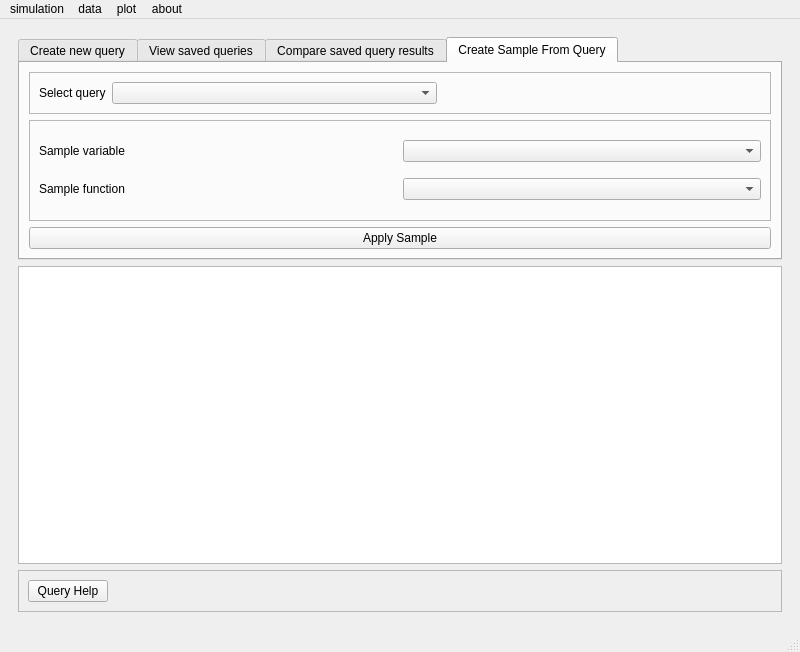
Qt form ui/psychsim-gui-main.ui (usc-psychsim/psychsim-eval-gui) before a commit.
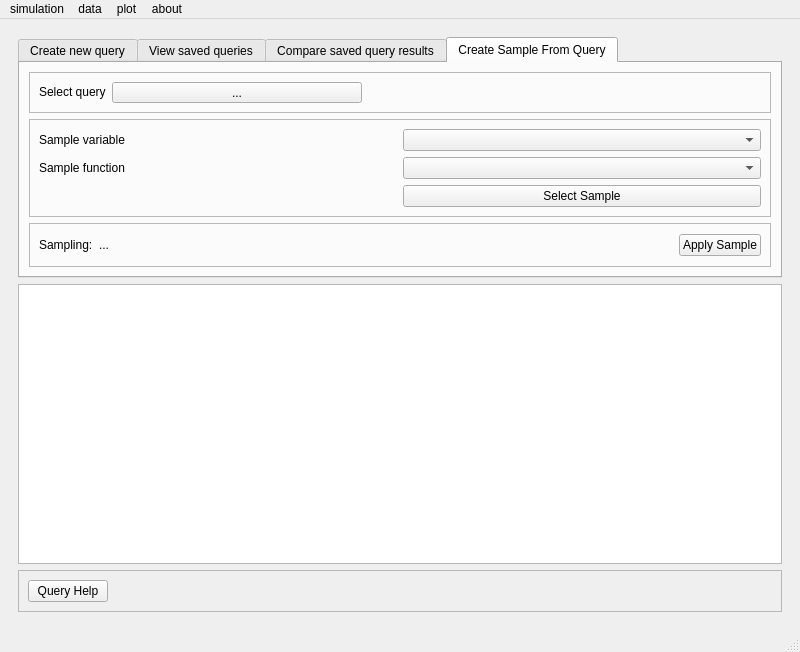
The same form after that commit. The open tabs and pages were chosen to show the change.

Commit message: Implement sampling for queries

What changed in the file:
```diff
--- a/ui/psychsim-gui-main.ui
+++ b/ui/psychsim-gui-main.ui
@@ -257,7 +257,7 @@
            </sizepolicy>
           </property>
           <property name="currentIndex">
-           <number>3</number>
+           <number>0</number>
           </property>
           <widget class="QWidget" name="create_tab">
            <attribute name="title">
@@ -416,7 +416,7 @@
                   <item>
                    <widget class="QToolButton" name="function_button">
                     <property name="sizePolicy">
-                     <sizepolicy hsizetype="Preferred" vsizetype="Preferred">
+                     <sizepolicy hsizetype="Preferred" vsizetype="Fixed">
                       <horstretch>0</horstretch>
                       <verstretch>0</verstretch>
                      </sizepolicy>
@@ -935,13 +935,28 @@
                 </widget>
                </item>
                <item>
-                <widget class="QComboBox" name="sample_query_combo">
+                <widget class="QToolButton" name="sample_query_list">
                  <property name="sizePolicy">
-                  <sizepolicy hsizetype="MinimumExpanding" vsizetype="Fixed">
+                  <sizepolicy hsizetype="Fixed" vsizetype="Fixed">
                    <horstretch>0</horstretch>
                    <verstretch>0</verstretch>
                   </sizepolicy>
                  </property>
+                 <property name="minimumSize">
+                  <size>
+                   <width>250</width>
+                   <height>0</height>
+                  </size>
+                 </property>
+                 <property name="maximumSize">
+                  <size>
+                   <width>500</width>
+                   <height>16777215</height>
+                  </size>
+                 </property>
+                 <property name="text">
+                  <string>...</string>
+                 </property>
                 </widget>
                </item>
                <item>
@@ -969,6 +984,9 @@
                <enum>QFrame::Raised</enum>
               </property>
               <layout class="QGridLayout" name="gridLayout">
+               <item row="1" column="1">
+                <widget class="QComboBox" name="sample_function_combo"/>
+               </item>
                <item row="0" column="1">
                 <widget class="QComboBox" name="sample_variable_combo"/>
                </item>
@@ -986,17 +1004,65 @@
                  </property>
                 </widget>
                </item>
-               <item row="1" column="1">
-                <widget class="QComboBox" name="sample_function_combo"/>
+               <item row="2" column="1">
+                <widget class="QPushButton" name="select_query_sample_button">
+                 <property name="text">
+                  <string>Select Sample</string>
+                 </property>
+                </widget>
                </item>
               </layout>
              </widget>
             </item>
             <item>
-             <widget class="QPushButton" name="apply_query_sample_button">
-              <property name="text">
-               <string>Apply Sample</string>
+             <widget class="QFrame" name="frame_23">
+              <property name="frameShape">
+               <enum>QFrame::StyledPanel</enum>
               </property>
+              <property name="frameShadow">
+               <enum>QFrame::Raised</enum>
+              </property>
+              <layout class="QHBoxLayout" name="horizontalLayout_19">
+               <item>
+                <widget class="QLabel" name="label_21">
+                 <property name="sizePolicy">
+                  <sizepolicy hsizetype="Minimum" vsizetype="Ignored">
+                   <horstretch>0</horstretch>
+                   <verstretch>0</verstretch>
+                  </sizepolicy>
+                 </property>
+                 <property name="text">
+                  <string>Sampling:</string>
+                 </property>
+                </widget>
+               </item>
+               <item>
+                <widget class="QLabel" name="sample_info_label">
+                 <property name="sizePolicy">
+                  <sizepolicy hsizetype="Expanding" vsizetype="Ignored">
+                   <horstretch>0</horstretch>
+                   <verstretch>0</verstretch>
+                  </sizepolicy>
+                 </property>
+                 <property name="text">
+                  <string>...</string>
+                 </property>
+                </widget>
+               </item>
+               <item>
+                <widget class="QPushButton" name="apply_query_sample_button">
+                 <property name="sizePolicy">
+                  <sizepolicy hsizetype="Fixed" vsizetype="Fixed">
+                   <horstretch>0</horstretch>
+                   <verstretch>0</verstretch>
+                  </sizepolicy>
+                 </property>
+                 <property name="text">
+                  <string>Apply Sample</string>
+                 </property>
+                </widget>
+               </item>
+              </layout>
              </widget>
             </item>
            </layout>
```
The commit also changes 4 other files.
